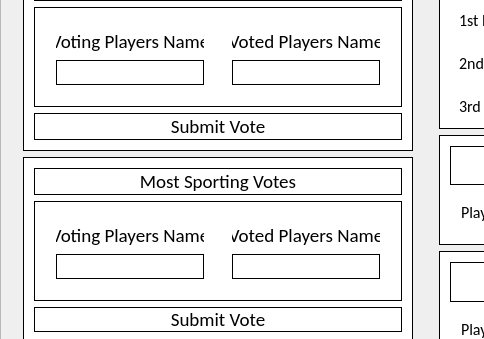
This is forms/mainwindow.ui in WatkingStudio/Tournament-Creator as Qt 5 draws it before an edit; both pictures show x 0 to 484 and y 110 to 449 of the 1280 by 733 pixel window. The edited form follows.
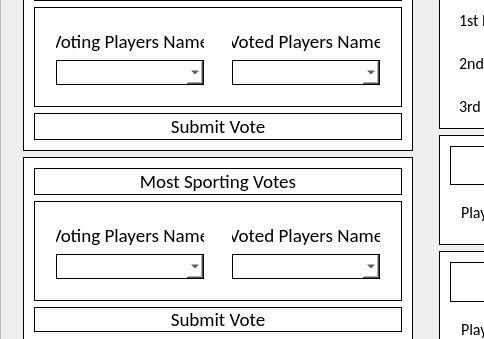
This is the edited form. Icons and pictures are not drawn.

Commit message: Changed to Combo Box

```diff
--- a/forms/mainwindow.ui
+++ b/forms/mainwindow.ui
@@ -1632,7 +1632,7 @@
                             </widget>
                            </item>
                            <item>
-                            <widget class="QLineEdit" name="bestPaintedVotingLineEdit">
+                            <widget class="QComboBox" name="bestPaintedVotingComboBox">
                              <property name="font">
                               <font>
                                <family>Calibri</family>
@@ -1643,7 +1643,7 @@
                               <string>Name of the Player Who is Voting</string>
                              </property>
                              <property name="styleSheet">
-                              <string notr="true">border:1px solid;</string>
+                              <string notr="true"> border:1px solid;</string>
                              </property>
                             </widget>
                            </item>
@@ -1673,7 +1673,7 @@
                             </widget>
                            </item>
                            <item>
-                            <widget class="QLineEdit" name="bestPaintedVotedLineEdit">
+                            <widget class="QComboBox" name="bestPaintedVotedComboBox">
                              <property name="font">
                               <font>
                                <family>Calibri</family>
@@ -1684,7 +1684,7 @@
                               <string>Name of the Player Who is Being Voted For</string>
                              </property>
                              <property name="styleSheet">
-                              <string notr="true">border:1px solid;</string>
+                              <string notr="true"> border:1px solid;</string>
                              </property>
                             </widget>
                            </item>
@@ -1812,7 +1812,7 @@
                             </widget>
                            </item>
                            <item>
-                            <widget class="QLineEdit" name="mostSportingVotingLineEdit">
+                            <widget class="QComboBox" name="mostSportingVotingComboBox">
                              <property name="font">
                               <font>
                                <family>Calibri</family>
@@ -1823,7 +1823,7 @@
                               <string>Name of the Player Who is Voting</string>
                              </property>
                              <property name="styleSheet">
-                              <string notr="true">border:1px solid;</string>
+                              <string notr="true"> border:1px solid;</string>
                              </property>
                             </widget>
                            </item>
@@ -1853,7 +1853,7 @@
                             </widget>
                            </item>
                            <item>
-                            <widget class="QLineEdit" name="mostSportingVotedLineEdit">
+                            <widget class="QComboBox" name="mostSportingVotedComboBox">
                              <property name="font">
                               <font>
                                <family>Calibri</family>
@@ -1864,7 +1864,7 @@
                               <string>Name of the Player Who is Being Voted For</string>
                              </property>
                              <property name="styleSheet">
-                              <string notr="true">border:1px solid;</string>
+                              <string notr="true"> border:1px solid;</string>
                              </property>
                             </widget>
                            </item>
```
Left out of the diff: 4 changed lines with no effect on the pictures. The commit also changes 2 other files.
